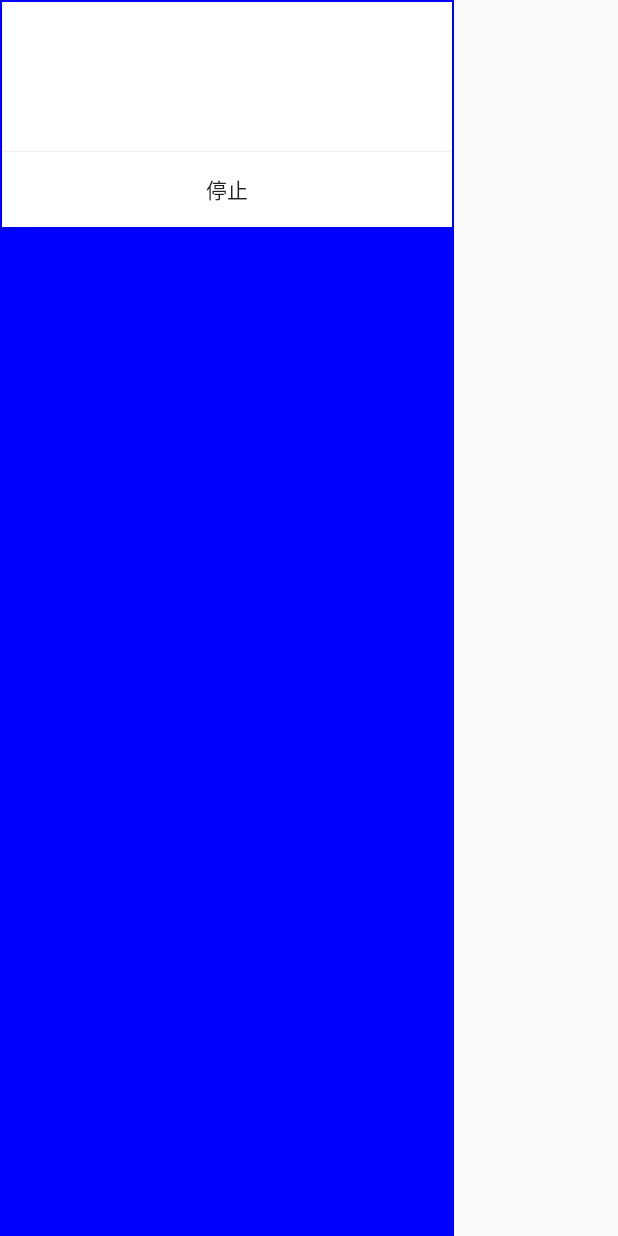
After one commit to mochao1/demo2, an Android app: the layout dialog_video_info.xml on its own in the app's theme, with its tools: preview values and no code run, on a phone screen of 412 x 824 dp. The commit adds this screen. Run offline under Robolectric (Android 15) with nearby library versions, the phone set to English and light mode, and no system bars.

Commit message:
2019年12月27日16:48:05

```diff
--- a/app/src/main/AndroidManifest.xml
+++ b/app/src/main/AndroidManifest.xml
@@ -23,7 +23,9 @@
         </activity>
         <activity android:name=".WebActivity" />
         <activity android:name=".HelpActivity" />
-        <activity android:name=".VideoActivity"></activity>
+        <activity android:name=".VideoActivity">
+
+        </activity>
     </application>
 
 </manifest>
--- a/app/src/main/res/layout/activity_main.xml
+++ b/app/src/main/res/layout/activity_main.xml
@@ -6,6 +6,11 @@
     android:layout_height="match_parent"
     android:orientation="vertical"
     tools:context="com.demo.test.mymusic.MainActivity">
+    <Button
+        android:id="@+id/back_btn"
+        android:text="返回"
+        android:layout_width="100dp"
+        android:layout_height="50dp" />
 
     <TextView
         android:id="@+id/text_name"
--- /dev/null
+++ b/app/src/main/res/layout/dialog_video_info.xml
@@ -0,0 +1,32 @@
+<?xml version="1.0" encoding="utf-8"?>
+<LinearLayout
+    xmlns:android="http://schemas.android.com/apk/res/android"
+    android:orientation="vertical"
+    android:layout_width="wrap_content"
+    android:background="#00f"
+    android:padding="1dp"
+    android:layout_height="match_parent">
+
+    <TextView
+        android:id="@+id/voice_name"
+        android:gravity="center"
+        android:textColor="#000"
+        android:background="#fff"
+        android:layout_width="300dp"
+        android:layout_height="50dp" />
+
+    <TextView
+        android:id="@+id/voice_author"
+        android:gravity="center"
+        android:textColor="#000"
+        android:background="#fff"
+        android:layout_width="300dp"
+        android:layout_height="50dp" />
+
+    <Button
+        android:id="@+id/cancel_btn"
+        android:text="停止"
+        android:background="#fff"
+        android:layout_width="300dp"
+        android:layout_height="50dp" />
+</LinearLayout>
```
Also changed, not shown: app/src/main/java/com/demo/test/mymusic/ListMusicActivity.java (+9 -9 lines), app/src/main/java/com/demo/test/mymusic/MainActivity.java (+13 -10 lines), app/src/main/java/com/demo/test/mymusic/MusicBaseInfo.java (+14 -3 lines), app/src/main/java/com/demo/test/mymusic/WebActivity.java (+18 -8 lines).
